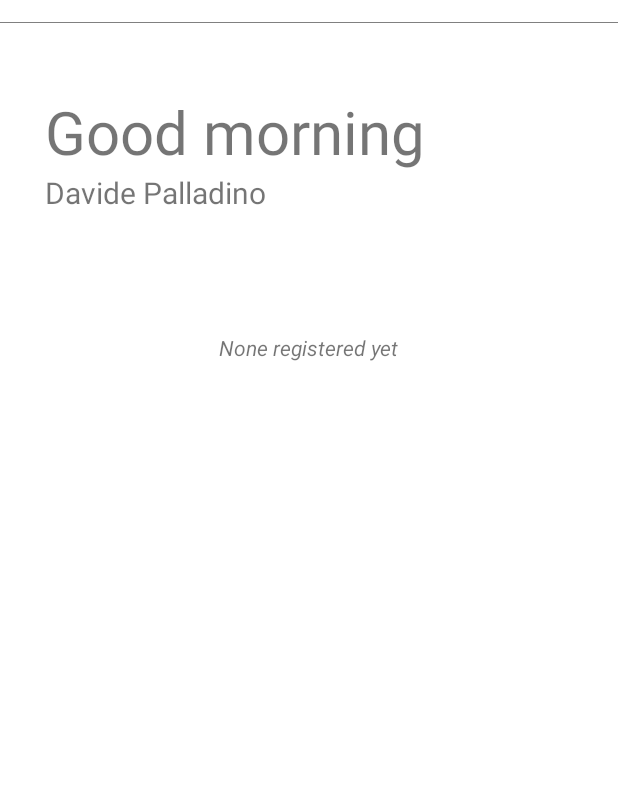
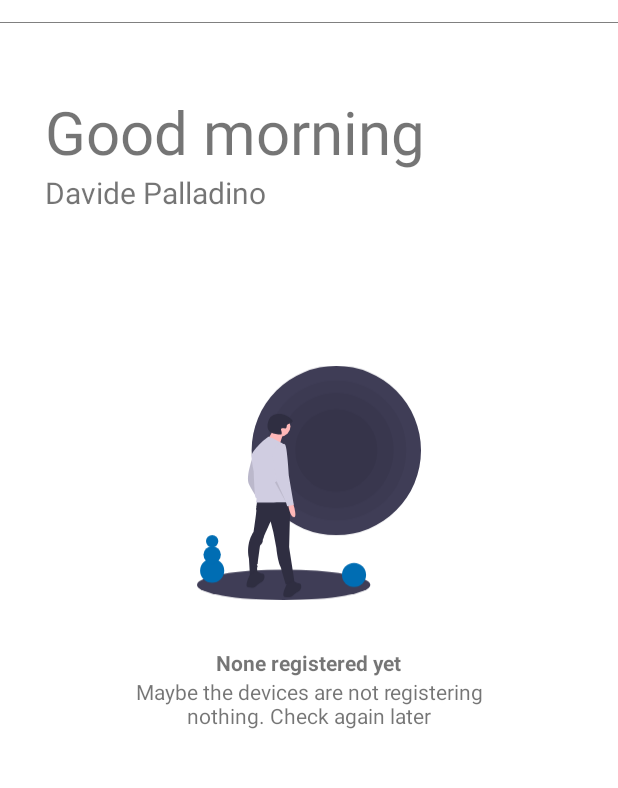
Before and after one commit to davidepalladino/AirAnalyzer-Android, an Android app: the layout fragment_home.xml on its own in the app's theme, with its tools: preview values and no code run, on a phone screen of 412 x 824 dp, the part 62-850 px from its top. Run offline under Robolectric (Android 15) with nearby library versions, the phone set to English and light mode, and no system bars.

Commit message:
Improved the MainActivity with the HomeFragment, considering the layouts and the ArrayAdapter related too. Added a resolution for 404 response.

```diff
--- a/Android Studio/Air Analyzer/app/src/main/java/it/davidepalladino/airanalyzer/view/activity/LoginActivity.java
+++ b/Android Studio/Air Analyzer/app/src/main/java/it/davidepalladino/airanalyzer/view/activity/LoginActivity.java
@@ -9,7 +9,7 @@
  * @contact davidepalladino@hotmail.com
  * @website https://davidepalladino.github.io/
  * @version 3.0.0
- * @date 28th August, 2022
+ * @date 3rd September, 2022
  *
  */
 
@@ -56,6 +56,7 @@ public class LoginActivity extends AppCompatActivity implements View.OnClickList
     private TextView textViewPasswordMessage;
 
     private GenericToast genericToast;
+
     private User user;
 
     private APIService apiService;
@@ -196,6 +197,7 @@ public class LoginActivity extends AppCompatActivity implements View.OnClickList
                         }
 
                         break;
+                    case 404:
                     case 500:
                         genericToast.make(R.drawable.ic_error, getString(R.string.toastServerOffline));
                         break;
--- /dev/null
+++ b/Android Studio/Air Analyzer/app/src/main/res/drawable/ic_undraw_void.xml
@@ -0,0 +1,79 @@
+<vector xmlns:android="http://schemas.android.com/apk/res/android"
+    android:width="797.5dp"
+    android:height="834.5dp"
+    android:viewportWidth="797.5"
+    android:viewportHeight="834.5">
+  <path
+      android:pathData="M0,780a308.5,54.5 0,1 0,617 0a308.5,54.5 0,1 0,-617 0z"
+      android:fillColor="#3f3d56"/>
+  <path
+      android:pathData="M496,301.5m-301.5,0a301.5,301.5 0,1 1,603 0a301.5,301.5 0,1 1,-603 0"
+      android:fillColor="#3f3d56"/>
+  <path
+      android:fillColor="#FF000000"
+      android:pathData="M496,301.5m-248.9,0a248.9,248.9 0,1 1,497.8 0a248.9,248.9 0,1 1,-497.8 0"
+      android:strokeAlpha="0.05"
+      android:fillAlpha="0.05"/>
+  <path
+      android:fillColor="#FF000000"
+      android:pathData="M496,301.5m-203.99,0a203.99,203.99 0,1 1,407.99 0a203.99,203.99 0,1 1,-407.99 0"
+      android:strokeAlpha="0.05"
+      android:fillAlpha="0.05"/>
+  <path
+      android:fillColor="#FF000000"
+      android:pathData="M496,301.5m-146.26,0a146.26,146.26 0,1 1,292.52 0a146.26,146.26 0,1 1,-292.52 0"
+      android:strokeAlpha="0.05"
+      android:fillAlpha="0.05"/>
+  <path
+      android:pathData="M197.17,328.48s-23.7,66.72 -13.17,90.43 27.22,46.53 27.22,46.53S205.07,332.87 197.17,328.48Z"
+      android:fillColor="#d0cde1"/>
+  <path
+      android:fillColor="#FF000000"
+      android:pathData="M197.17,328.48s-23.7,66.72 -13.17,90.43 27.22,46.53 27.22,46.53S205.07,332.87 197.17,328.48Z"
+      android:strokeAlpha="0.1"
+      android:fillAlpha="0.1"/>
+  <path
+      android:pathData="M213.85,483s-1.76,16.68 -2.63,17.56 0.88,2.63 0,5.27 -1.76,6.15 0,7.02 -9.66,78.14 -9.66,78.14 -28.09,36.87 -16.68,94.82l3.51,58.82s27.22,1.76 27.22,-7.9c0,0 -1.76,-11.41 -1.76,-16.68s4.39,-5.27 1.76,-7.9 -2.63,-4.39 -2.63,-4.39 4.39,-3.51 3.51,-4.39 7.9,-63.21 7.9,-63.21 9.66,-9.66 9.66,-14.92v-5.27s4.39,-11.41 4.39,-12.29 23.7,-54.43 23.7,-54.43l9.66,38.63 10.54,55.31s5.27,50.04 15.8,69.36c0,0 18.44,63.21 18.44,61.45s30.73,-6.15 29.85,-14.05 -18.44,-118.52 -18.44,-118.52L332.37,481.24Z"
+      android:fillColor="#2f2e41"/>
+  <path
+      android:pathData="M190.15,740.23s-23.7,46.53 -7.9,48.29 21.95,1.76 28.97,-5.27c3.84,-3.84 11.62,-8.99 17.88,-12.87a23.12,23.12 0,0 0,10.97 -21.98c-0.46,-4.3 -2.07,-7.83 -6.02,-8.16 -10.54,-0.88 -22.83,-10.54 -22.83,-10.54Z"
+      android:fillColor="#2f2e41"/>
+  <path
+      android:pathData="M320.96,774.47s-23.7,46.53 -7.9,48.29 21.95,1.76 28.97,-5.27c3.84,-3.84 11.62,-8.99 17.88,-12.87a23.12,23.12 0,0 0,10.97 -21.98c-0.46,-4.3 -2.07,-7.83 -6.02,-8.16 -10.54,-0.88 -22.83,-10.54 -22.83,-10.54Z"
+      android:fillColor="#2f2e41"/>
+  <path
+      android:pathData="M295.9,215.43m-36.9,0a36.9,36.9 0,1 1,73.81 0a36.9,36.9 0,1 1,-73.81 0"
+      android:fillColor="#ffb8b8"/>
+  <path
+      android:pathData="M272.18,227.56S245.82,276.06 243.71,276.06 291.16,291.88 291.16,291.88s13.71,-46.39 15.82,-50.61Z"
+      android:fillColor="#ffb8b8"/>
+  <path
+      android:pathData="M312.62,280.64s-52.68,-28.97 -57.94,-28.09 -61.45,50.04 -60.58,70.23 7.9,53.55 7.9,53.55 2.63,93.06 7.9,93.94 -0.88,16.68 0.88,16.68 122.91,0 123.79,-2.63S312.62,280.64 312.62,280.64Z"
+      android:fillColor="#d0cde1"/>
+  <path
+      android:pathData="M342.03,489.14s16.68,50.92 2.63,49.16 -20.19,-43.9 -20.19,-43.9Z"
+      android:fillColor="#ffb8b8"/>
+  <path
+      android:pathData="M297.25,277.56s-32.48,7.02 -27.22,50.92 14.92,87.79 14.92,87.79l32.48,71.11 3.51,13.17 23.7,-6.15L327.1,392.57s-6.15,-108.86 -14.05,-112.37A34,34 0,0 0,297.25 277.56Z"
+      android:fillColor="#d0cde1"/>
+  <path
+      android:fillColor="#FF000000"
+      android:pathData="M277.5,414.96l40.39,71.99l-34.03,-75.86l-6.36,3.87z"
+      android:strokeAlpha="0.1"
+      android:fillAlpha="0.1"/>
+  <path
+      android:pathData="M332.65,204.57l0.12,-2.82 5.61,1.4a6.27,6.27 0,0 0,-2.51 -4.62l5.98,-0.33a64.48,64.48 0,0 0,-43.12 -26.65c-12.93,-1.87 -27.32,0.84 -36.18,10.43 -4.3,4.65 -7,10.57 -8.92,16.61 -3.54,11.12 -4.26,24.37 3.12,33.41 7.5,9.19 20.6,10.98 32.41,12.12 4.15,0.4 8.51,0.77 12.35,-0.84a29.72,29.72 0,0 0,-1.65 -13.04,8.69 8.69,0 0,1 -0.88,-4.15c0.52,-3.51 5.21,-4.4 8.73,-3.92s7.75,1.2 10.06,-1.49c1.59,-1.86 1.5,-4.56 1.71,-7C320.03,207.04 332.59,205.96 332.65,204.57Z"
+      android:fillColor="#2f2e41"/>
+  <path
+      android:pathData="M559,744.5m-43,0a43,43 0,1 1,86 0a43,43 0,1 1,-86 0"
+      android:fillColor="#006db3"/>
+  <path
+      android:pathData="M54,729.5m-43,0a43,43 0,1 1,86 0a43,43 0,1 1,-86 0"
+      android:fillColor="#006db3"/>
+  <path
+      android:pathData="M54,672.5m-31,0a31,31 0,1 1,62 0a31,31 0,1 1,-62 0"
+      android:fillColor="#006db3"/>
+  <path
+      android:pathData="M54,624.5m-22,0a22,22 0,1 1,44 0a22,22 0,1 1,-44 0"
+      android:fillColor="#006db3"/>
+</vector>
--- a/Android Studio/Air Analyzer/app/src/main/res/layout/fragment_home.xml
+++ b/Android Studio/Air Analyzer/app/src/main/res/layout/fragment_home.xml
@@ -54,16 +54,20 @@
                 android:textSize="20sp"
                 tools:text="Davide Palladino" />
 
-            <TextView
-                android:id="@+id/textViewNoMeasures"
-                android:text="@string/textViewNoMeasures"
+            <LinearLayout
+                android:id="@+id/linearLayoutNoMeasures"
                 android:paddingTop="50dp"
-                android:textStyle="italic"
-                android:layout_gravity="center"
-                android:layout_width="wrap_content"
+                android:layout_width="300dp"
                 android:layout_height="wrap_content"
+                android:layout_gravity="center_horizontal"
                 android:visibility="gone"
-                tools:visibility="visible" />
+                tools:visibility="visible" >
+
+                <include
+                    android:layout_width="match_parent"
+                    android:layout_height="match_parent"
+                    layout="@layout/no_measures_yet" />
+            </LinearLayout>
 
             <ListView
                 android:id="@+id/listViewMeasuresToday"
--- a/Android Studio/Air Analyzer/app/src/main/res/layout/measures_today_adapter_view.xml
+++ b/Android Studio/Air Analyzer/app/src/main/res/layout/measures_today_adapter_view.xml
@@ -13,7 +13,7 @@
     android:orientation="horizontal" >
 
     <TextView
-        android:id="@+id/textViewID"
+        android:id="@+id/textViewRoomNumber"
         android:layout_width="wrap_content"
         android:layout_height="wrap_content"
         android:layout_gravity="center_vertical"
@@ -35,7 +35,7 @@
                     android:layout_width="wrap_content"
                     android:orientation="horizontal" >
                         <TextView
-                            android:id="@+id/textViewName"
+                            android:id="@+id/textViewRoomName"
                             android:layout_width="wrap_content"
                             android:layout_height="wrap_content"
                             android:textColor="@color/secondaryTextColor"
--- /dev/null
+++ b/Android Studio/Air Analyzer/app/src/main/res/layout/no_measures_yet.xml
@@ -0,0 +1,30 @@
+<?xml version="1.0" encoding="utf-8"?>
+
+<LinearLayout
+    xmlns:android="http://schemas.android.com/apk/res/android"
+    android:layout_width="match_parent"
+    android:layout_height="match_parent"
+    android:orientation="vertical"
+    android:gravity="center" >
+
+    <ImageView
+        android:layout_width="match_parent"
+        android:layout_height="200dp"
+        android:layout_marginHorizontal="75dp"
+        android:layout_marginBottom="10dp"
+        android:src="@drawable/ic_undraw_void" />
+
+    <TextView
+        android:layout_width="wrap_content"
+        android:layout_height="wrap_content"
+        android:layout_gravity="center"
+        android:textStyle="bold"
+        android:text="@string/textViewNoMeasures" />
+
+    <TextView
+        android:layout_width="match_parent"
+        android:layout_height="wrap_content"
+        android:layout_marginHorizontal="25dp"
+        android:textAlignment="center"
+        android:text="@string/textViewNoMeasuresDescription" />
+</LinearLayout>
--- a/Android Studio/Air Analyzer/app/src/main/res/values/strings.xml
+++ b/Android Studio/Air Analyzer/app/src/main/res/values/strings.xml
@@ -32,6 +32,7 @@
     <string name="textViewWelcomeGoodAfternoon">Good afternoon</string>
     <string name="textViewWelcomeGoodEvening">Good evening</string>
     <string name="textViewNoMeasures">None registered yet</string>
+    <string name="textViewNoMeasuresDescription">Maybe the devices are not registering nothing. Check again later</string>
     <string name="textViewNoRoom">None activated yet</string>
     <string name="textViewNoNotification">No notification</string>
     <string name="textViewNone">None</string>
@@ -515,6 +516,6 @@
         <item>@string/spinnerNotificationErrorsTime5</item>
     </array>
 
-    <string name="localFormatDate">dd/MM/yyyy</string>
-    <string name="timestamp">yyyy-MM-dd</string>
+    <string name="formatDateLocale">dd/MM/yyyy</string>
+    <string name="formatDateDB">yyyy-MM-dd</string>
 </resources>
```
Also changed, not shown: Android Studio/Air Analyzer/app/src/main/java/it/davidepalladino/airanalyzer/controller/APIRoute.java (+5 -11 lines), Android Studio/Air Analyzer/app/src/main/java/it/davidepalladino/airanalyzer/controller/APIService.java (+31 -87 lines), Android Studio/Air Analyzer/app/src/main/java/it/davidepalladino/airanalyzer/model/Measure.java (added, +65 -0 lines), Android Studio/Air Analyzer/app/src/main/java/it/davidepalladino/airanalyzer/model/MeasuresTodayLatest.java (deleted, +0 -78 lines), Android Studio/Air Analyzer/app/src/main/java/it/davidepalladino/airanalyzer/view/activity/MainActivity.java (+28 -38 lines), Android Studio/Air Analyzer/app/src/main/java/it/davidepalladino/airanalyzer/view/activity/SplashActivity.java (+4 -3 lines), Android Studio/Air Analyzer/app/src/main/java/it/davidepalladino/airanalyzer/view/fragment/HomeFragment.java (+53 -57 lines), Android Studio/Air Analyzer/app/src/main/java/it/davidepalladino/airanalyzer/view/fragment/RoomFragment.java (+5 -5 lines), Android Studio/Air Analyzer/app/src/main/java/it/davidepalladino/airanalyzer/view/widget/LatestMeasuresAdapterView.java (renamed from Android Studio/Air Analyzer/app/src/main/java/it/davidepalladino/airanalyzer/view/widget/MeasuresTodayAdapterView.java, +16 -26 lines), 2 other files.
